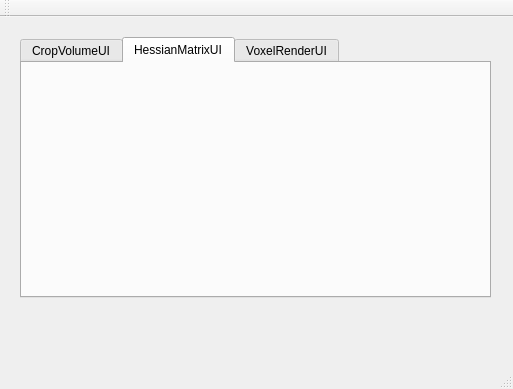
Above: mainwindow.ui from bleachzou3/UIForSegmentation before the change. Below: the same form after it.
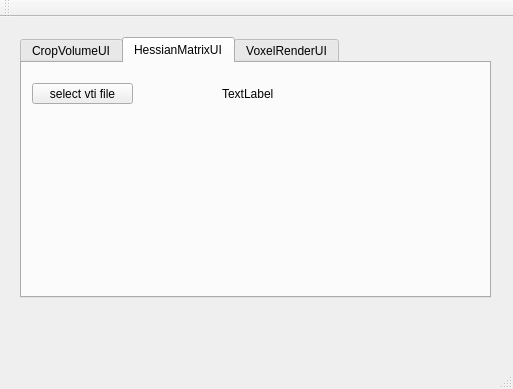
That is the form after the change. The open tabs and pages were chosen to show the change.

Commit message: 添加一些参数的对话框

```diff
--- a/mainwindow.ui
+++ b/mainwindow.ui
@@ -35,6 +35,35 @@
      <attribute name="title">
       <string>HessianMatrixUI</string>
      </attribute>
+     <widget class="QPushButton" name="SelectInputVtiFile">
+      <property name="geometry">
+       <rect>
+        <x>10</x>
+        <y>20</y>
+        <width>101</width>
+        <height>21</height>
+       </rect>
+      </property>
+      <property name="styleSheet">
+       <string notr="true"/>
+      </property>
+      <property name="text">
+       <string>select vti file</string>
+      </property>
+     </widget>
+     <widget class="QLabel" name="label">
+      <property name="geometry">
+       <rect>
+        <x>200</x>
+        <y>20</y>
+        <width>121</width>
+        <height>21</height>
+       </rect>
+      </property>
+      <property name="text">
+       <string>TextLabel</string>
+      </property>
+     </widget>
     </widget>
     <widget class="QWidget" name="VoxelRenderUI">
      <attribute name="title">
```
Left out of the diff: 6 changed lines with no effect on the pictures. The commit also changes 3 other files.
